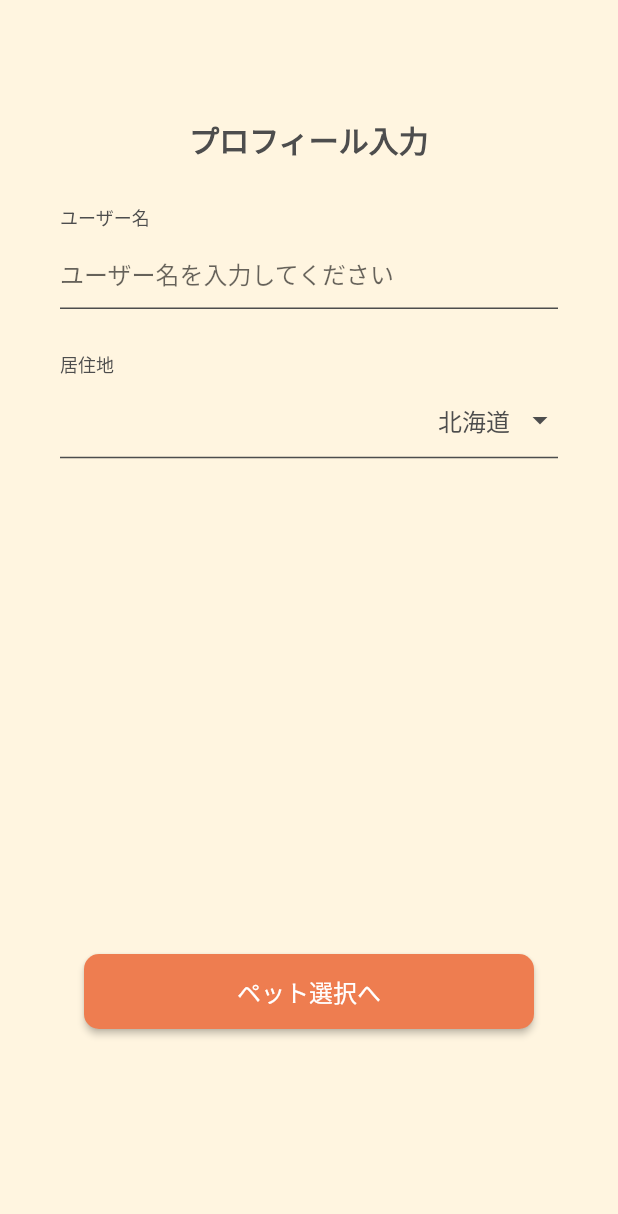
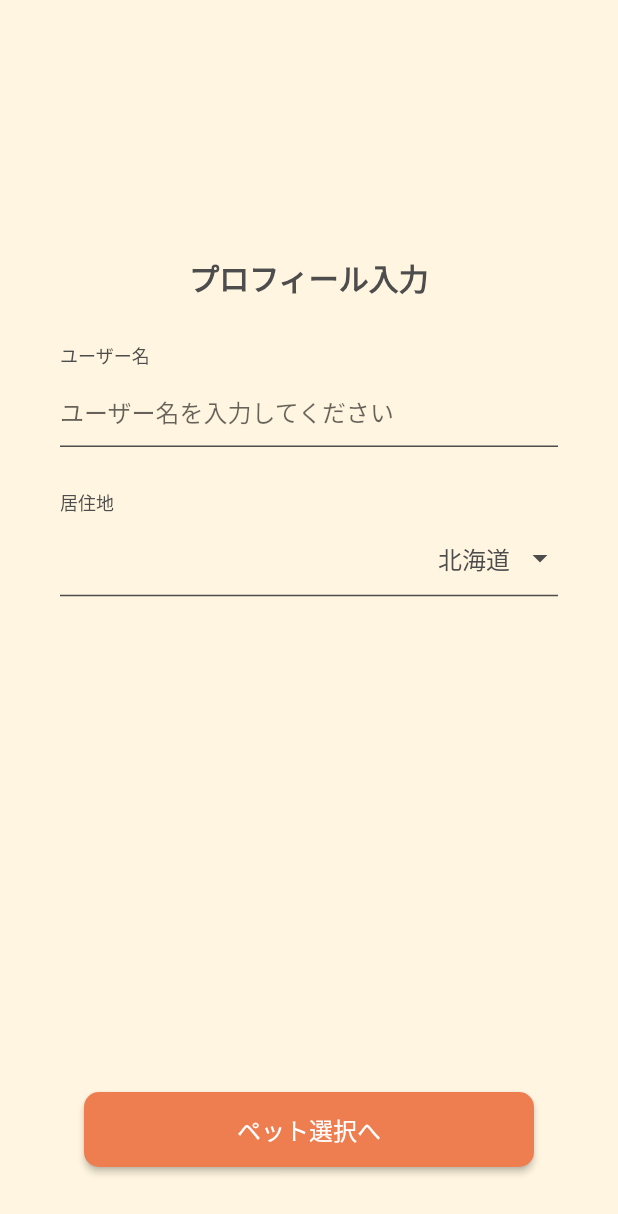
Before and after one commit to LOCAQUE/food_quest, a Flutter app: the SignUpProfile screen opened directly, on a phone screen of 412 x 824 dp. Shown: the top 1214 px of the screen. Run offline on Flutter 3.47's test engine with Material 2 defaults, Android fonts, the phone set to English and light mode, and no system bars; our stand-ins replace animated_bottom_navigation_bar, flutter_datetime_picker_plus, flutter_dotenv, flutter_hooks, flutter_riverpod, freezed_annotation and 3 more; missing offline and left inert: navigator_scope; accounts and stored records are empty.

Commit message:
update: UIの調整

```diff
--- a/lib/presentation/screen/auth/sign_up_profile_screen.dart
+++ b/lib/presentation/screen/auth/sign_up_profile_screen.dart
@@ -18,9 +18,10 @@ class SignUpProfile extends HookConsumerWidget {
     final authNotifier = ref.watch(authNotifierProvider.notifier);
 
     return Scaffold(
-      body: ListView(
+      body: Center(
+        child: Column(
           children: [
-          const SizedBox(height: 28),
+            const Gap(120),
             Padding(
               padding: const EdgeInsets.all(40),
               child: Column(
@@ -61,7 +62,8 @@ class SignUpProfile extends HookConsumerWidget {
                         Navigator.push(
                           context,
                           MaterialPageRoute<void>(
-                          builder: (context) => const BottomNavigationScreen(),
+                            builder: (context) =>
+                                const BottomNavigationScreen(),
                           ),
                         );
                       });
@@ -72,6 +74,7 @@ class SignUpProfile extends HookConsumerWidget {
             ),
           ],
         ),
+      ),
     );
   }
 }
```
Lines whose indentation alone changed are shown as unchanged.
